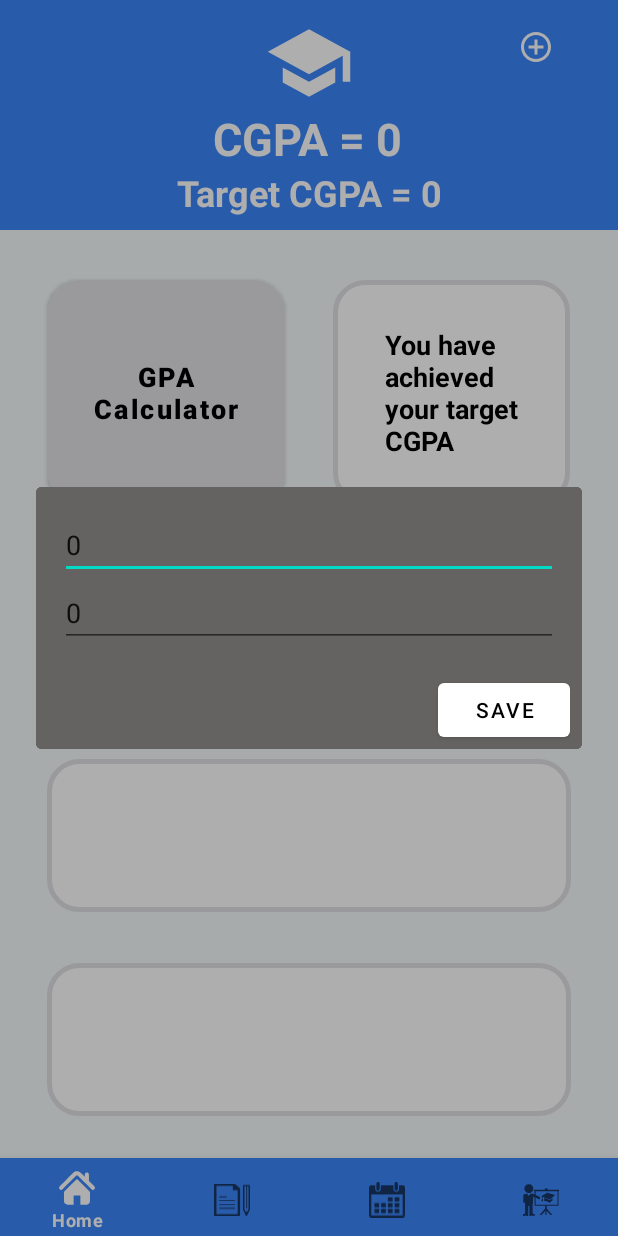
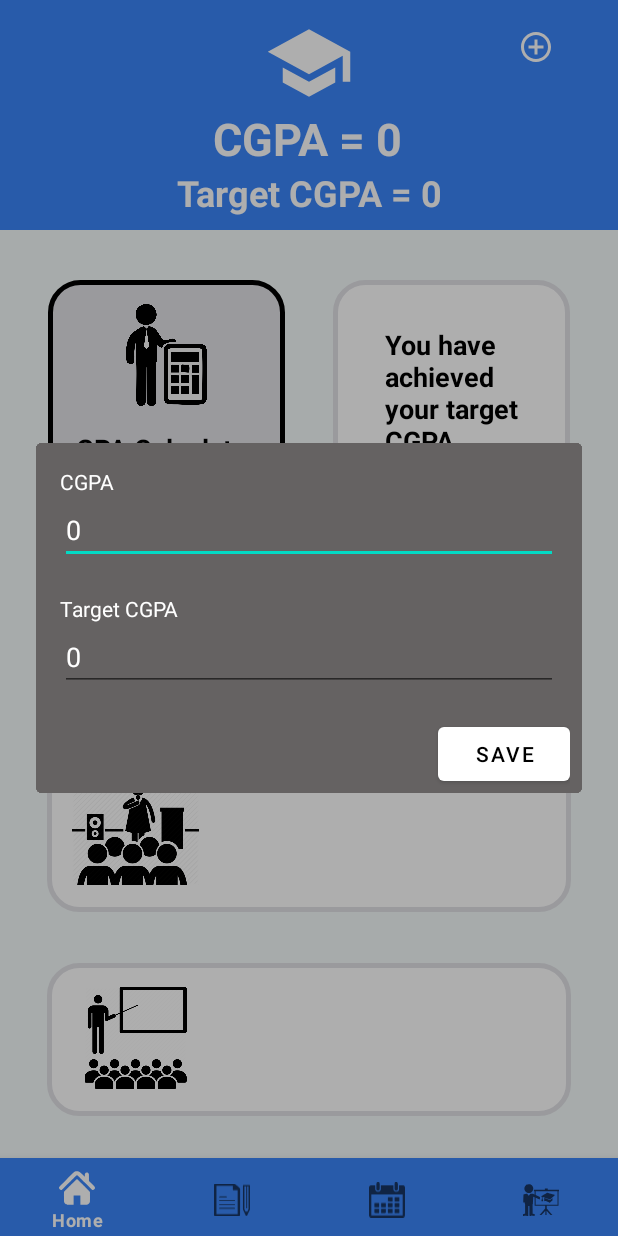
Before and after one commit to rlvidanapathirana/UniLife, an Android app: the screen it shows after launch (MainActivity), after a tap on an icon or button, on a phone screen of 412 x 824 dp. Run offline under Robolectric (Android 15) with nearby library versions, the phone set to English and light mode, and no system bars.

Commit message:
Validation set to target cgpa. And minor fixes of interface

```diff
--- a/app/src/main/java/com/shadowsquad/unilife/DbHandler.java
+++ b/app/src/main/java/com/shadowsquad/unilife/DbHandler.java
@@ -59,7 +59,7 @@ public class DbHandler extends SQLiteOpenHelper {
             }
         }
 
-        public gpaModel getSingleTodo(int id) {
+        public gpaModel getSingle(int id) {
             SQLiteDatabase db = getWritableDatabase();
             Cursor cursor = db.query(GPA_TABLE_NAME, new String[]{ID, CGPA, TARGET},
                     ID + "= ?", new String[]{String.valueOf(id)},
--- a/app/src/main/java/com/shadowsquad/unilife/HomeFragment.java
+++ b/app/src/main/java/com/shadowsquad/unilife/HomeFragment.java
@@ -10,6 +10,7 @@ import android.widget.TextView;
 
 import androidx.annotation.NonNull;
 import androidx.annotation.Nullable;
+import androidx.constraintlayout.widget.ConstraintLayout;
 import androidx.fragment.app.Fragment;
 import androidx.fragment.app.FragmentManager;
 import androidx.fragment.app.FragmentTransaction;
@@ -18,7 +19,7 @@ import java.text.DecimalFormat;
 
 public class HomeFragment extends Fragment {
 
-    Button btnCal;
+    ConstraintLayout btnCal;
     ImageButton addBtn;
     TextView txtCgpa, txtTarget, txtNeeded;
 
@@ -35,14 +36,14 @@ public class HomeFragment extends Fragment {
         txtCgpa = (TextView) view.findViewById(R.id.textViewCgpa);
         txtTarget = (TextView) view.findViewById(R.id.textViewTarget);
         txtNeeded = (TextView) view.findViewById(R.id.textLine);
-        btnCal = (Button) view.findViewById(R.id.btnCalc);
+        btnCal = (ConstraintLayout) view.findViewById(R.id.btnCalc);
         addBtn = (ImageButton) view.findViewById(R.id.addImgBtn);
 
 
         dbHandler = new DbHandler(getActivity().getApplicationContext());
         boolean insert = dbHandler.insertgpa(1,"0","0");
 
-        gpamodel = dbHandler.getSingleTodo(1);
+        gpamodel = dbHandler.getSingle(1);
 
         txtCgpa.setText("CGPA = " + gpamodel.getCgpa());
         txtTarget.setText("Target CGPA = " + gpamodel.getTarget());
--- a/app/src/main/java/com/shadowsquad/unilife/PopupBox.java
+++ b/app/src/main/java/com/shadowsquad/unilife/PopupBox.java
@@ -5,6 +5,7 @@ import android.app.Dialog;
 import android.content.Context;
 import android.content.DialogInterface;
 import android.os.Bundle;
+import android.text.TextUtils;
 import android.util.Log;
 import android.view.LayoutInflater;
 import android.view.View;
@@ -39,7 +40,7 @@ public class PopupBox extends AppCompatDialogFragment {
         edtCgpa = view.findViewById(R.id.edit_cgpa);
         edtTarget = view.findViewById(R.id.edit_target);
 
-        gpaModel gpamodel = dbHandler.getSingleTodo(1);
+        gpaModel gpamodel = dbHandler.getSingle(1);
 
         edtCgpa.setText(gpamodel.getCgpa());
         edtTarget.setText(gpamodel.getTarget());
@@ -51,6 +52,19 @@ public class PopupBox extends AppCompatDialogFragment {
 
                         String cgpa = edtCgpa.getText().toString();
                         String target = edtTarget.getText().toString();
+
+                        if(TextUtils.isEmpty(edtTarget.getText())) {
+                            edtTarget.setError("");
+                            edtTarget.requestFocus();
+                            return;
+                        }
+
+                        if(TextUtils.isEmpty(edtCgpa.getText())) {
+                            edtCgpa.setError("");
+                            edtCgpa.requestFocus();
+                            return;
+                        }
+
                         gpaModel gpam = new gpaModel(cgpa, target);
                         int ret = dbHandler.updateCgpa(gpam);
 
--- /dev/null
+++ b/app/src/main/res/drawable/rounded_btn.xml
@@ -0,0 +1,12 @@
+<?xml version="1.0" encoding="utf-8"?>
+<shape
+    xmlns:android="http://schemas.android.com/apk/res/android"
+    android:shape="rectangle"
+    >
+    <solid android:color="@color/shadow" />
+    <corners android:radius="20dp" />
+    <stroke
+        android:width="3dp"
+        android:color="@color/black" />
+
+</shape>
--- a/app/src/main/res/layout/fragment_home.xml
+++ b/app/src/main/res/layout/fragment_home.xml
@@ -69,11 +69,11 @@
     </androidx.constraintlayout.widget.ConstraintLayout>
 
     <androidx.constraintlayout.widget.ConstraintLayout
-        android:id="@+id/frameLayout"
+        android:id="@+id/gpaReminder"
         android:layout_width="158dp"
         android:layout_height="150dp"
         android:background="@drawable/rounded"
-        app:layout_constraintBottom_toTopOf="@+id/linearLayout2"
+        app:layout_constraintBottom_toTopOf="@+id/examCount"
         app:layout_constraintEnd_toEndOf="parent"
         app:layout_constraintHorizontal_bias="0.5"
         app:layout_constraintStart_toEndOf="@+id/btnCalc"
@@ -95,33 +95,56 @@
     </androidx.constraintlayout.widget.ConstraintLayout>
 
     <androidx.constraintlayout.widget.ConstraintLayout
-        android:id="@+id/linearLayout2"
+        android:id="@+id/examCount"
         android:layout_width="349dp"
         android:layout_height="102dp"
         android:background="@drawable/rounded"
-        app:layout_constraintBottom_toTopOf="@+id/linearLayout3"
+        app:layout_constraintBottom_toTopOf="@+id/eventCount"
         app:layout_constraintEnd_toEndOf="parent"
         app:layout_constraintHorizontal_bias="0.5"
         app:layout_constraintStart_toStartOf="parent"
-        app:layout_constraintTop_toBottomOf="@+id/frameLayout">
+        app:layout_constraintTop_toBottomOf="@+id/gpaReminder">
+
+        <ImageView
+            android:id="@+id/imageView4"
+            android:layout_width="86dp"
+            android:layout_height="68dp"
+            android:layout_marginStart="16dp"
+            android:layout_marginTop="16dp"
+            android:layout_marginBottom="18dp"
+            app:layout_constraintBottom_toBottomOf="parent"
+            app:layout_constraintStart_toStartOf="parent"
+            app:layout_constraintTop_toTopOf="parent"
+            app:srcCompat="@drawable/exam_icon" />
 
     </androidx.constraintlayout.widget.ConstraintLayout>
 
     <androidx.constraintlayout.widget.ConstraintLayout
-        android:id="@+id/linearLayout3"
+        android:id="@+id/eventCount"
         android:layout_width="349dp"
         android:layout_height="102dp"
         android:background="@drawable/rounded"
-        app:layout_constraintBottom_toTopOf="@+id/linearLayout4"
+        app:layout_constraintBottom_toTopOf="@+id/lectureCount"
         app:layout_constraintEnd_toEndOf="parent"
         app:layout_constraintHorizontal_bias="0.5"
         app:layout_constraintStart_toStartOf="parent"
-        app:layout_constraintTop_toBottomOf="@+id/linearLayout2">
+        app:layout_constraintTop_toBottomOf="@+id/examCount">
 
+        <ImageView
+            android:id="@+id/imageView5"
+            android:layout_width="86dp"
+            android:layout_height="68dp"
+            android:layout_marginStart="16dp"
+            android:layout_marginTop="16dp"
+            android:layout_marginBottom="18dp"
+            app:layout_constraintBottom_toBottomOf="parent"
+            app:layout_constraintStart_toStartOf="parent"
+            app:layout_constraintTop_toTopOf="parent"
+            app:srcCompat="@drawable/event_icon" />
     </androidx.constraintlayout.widget.ConstraintLayout>
 
     <androidx.constraintlayout.widget.ConstraintLayout
-        android:id="@+id/linearLayout4"
+        android:id="@+id/lectureCount"
         android:layout_width="349dp"
         android:layout_height="102dp"
         android:background="@drawable/rounded"
@@ -129,22 +152,58 @@
         app:layout_constraintEnd_toEndOf="parent"
         app:layout_constraintHorizontal_bias="0.5"
         app:layout_constraintStart_toStartOf="parent"
-        app:layout_constraintTop_toBottomOf="@+id/linearLayout3"></androidx.constraintlayout.widget.ConstraintLayout>
+        app:layout_constraintTop_toBottomOf="@+id/eventCount">
 
-    <Button
+        <ImageView
+            android:id="@+id/imageView6"
+            android:layout_width="86dp"
+            android:layout_height="68dp"
+            android:layout_marginStart="16dp"
+            android:layout_marginTop="16dp"
+            android:layout_marginBottom="18dp"
+            app:layout_constraintBottom_toBottomOf="parent"
+            app:layout_constraintStart_toStartOf="parent"
+            app:layout_constraintTop_toTopOf="parent"
+            app:srcCompat="@drawable/lecture_icon" />
+    </androidx.constraintlayout.widget.ConstraintLayout>
+
+    <androidx.constraintlayout.widget.ConstraintLayout
         android:id="@+id/btnCalc"
         android:layout_width="158dp"
         android:layout_height="150dp"
-        android:background="@drawable/rounded"
-        android:text="@string/gpaCalc"
+        android:background="@drawable/rounded_btn"
+        android:clickable="false"
         android:textAllCaps="false"
         android:textSize="18sp"
-        android:textStyle="bold"
-        app:backgroundTint="@color/shadow"
-        app:layout_constraintBottom_toTopOf="@+id/linearLayout2"
-        app:layout_constraintEnd_toStartOf="@+id/frameLayout"
+        app:layout_constraintBottom_toTopOf="@+id/examCount"
+        app:layout_constraintEnd_toStartOf="@+id/gpaReminder"
         app:layout_constraintHorizontal_bias="0.5"
         app:layout_constraintStart_toStartOf="parent"
-        app:layout_constraintTop_toBottomOf="@+id/constraintLayout1" />
+        app:layout_constraintTop_toBottomOf="@+id/constraintLayout1">
+
+        <ImageView
+            android:id="@+id/imageView7"
+            android:layout_width="86dp"
+            android:layout_height="68dp"
+            android:layout_marginTop="16dp"
+            app:layout_constraintEnd_toEndOf="parent"
+            app:layout_constraintHorizontal_bias="0.5"
+            app:layout_constraintStart_toStartOf="parent"
+            app:layout_constraintTop_toTopOf="parent"
+            app:srcCompat="@drawable/calculate_icon" />
+
+        <TextView
+            android:id="@+id/calculateText"
+            android:layout_width="wrap_content"
+            android:layout_height="wrap_content"
+            android:layout_marginTop="16dp"
+            android:text="@string/gpaCalc"
+            android:textColor="@color/black"
+            android:textSize="18sp"
+            android:textStyle="bold"
+            app:layout_constraintEnd_toEndOf="parent"
+            app:layout_constraintStart_toStartOf="parent"
+            app:layout_constraintTop_toBottomOf="@+id/imageView7" />
+    </androidx.constraintlayout.widget.ConstraintLayout>
 
 </androidx.constraintlayout.widget.ConstraintLayout>
--- a/app/src/main/res/layout/layout_popup.xml
+++ b/app/src/main/res/layout/layout_popup.xml
@@ -3,20 +3,37 @@
     android:layout_width="match_parent" android:layout_height="match_parent"
     android:padding="16dp" >
 
+    <TextView
+        android:id="@+id/popCgpa"
+        android:layout_width="wrap_content"
+        android:layout_height="wrap_content"
+        android:text="@string/cgpa"
+        android:textColor="@color/white" />
+
     <EditText
         android:id="@+id/edit_cgpa"
         android:layout_width="match_parent"
         android:layout_height="wrap_content"
+        android:layout_below="@id/popCgpa"
         android:inputType="numberDecimal"
-        android:hint="CGPA" />
+        android:textColor="@color/white" />
+
+    <TextView
+        android:id="@+id/popTarget"
+        android:layout_width="wrap_content"
+        android:layout_height="wrap_content"
+        android:layout_below="@id/edit_cgpa"
+        android:layout_marginTop="20dp"
+        android:text="@string/target"
+        android:textColor="@color/white" />
 
     <EditText
         android:id="@+id/edit_target"
         android:layout_width="match_parent"
         android:layout_height="wrap_content"
+        android:layout_below="@id/popTarget"
+        android:layout_alignParentStart="true"
         android:inputType="numberDecimal"
-        android:hint="Target CGPA"
-        android:layout_below="@id/edit_cgpa"
-        android:layout_alignParentStart="true"/>
+        android:textColor="@color/white" />
 
 </RelativeLayout>
```
Also changed, not shown: app/src/main/java/com/shadowsquad/unilife/calcSelect.java (+17 -3 lines), app/src/main/res/layout/fragment_calc_select.xml (+40 -3 lines), app/src/main/res/layout/fragment_cgpa_calc.xml (+5 -4 lines), app/src/main/res/layout/fragment_gpa_calc.xml (+5 -4 lines), app/src/main/res/values/strings.xml (+12 -2 lines), app/src/main/res/drawable/calculate_icon.png (added), app/src/main/res/drawable/event_icon.png (added), app/src/main/res/drawable/exam_icon.png (added), app/src/main/res/drawable/lecture_icon.png (added).
